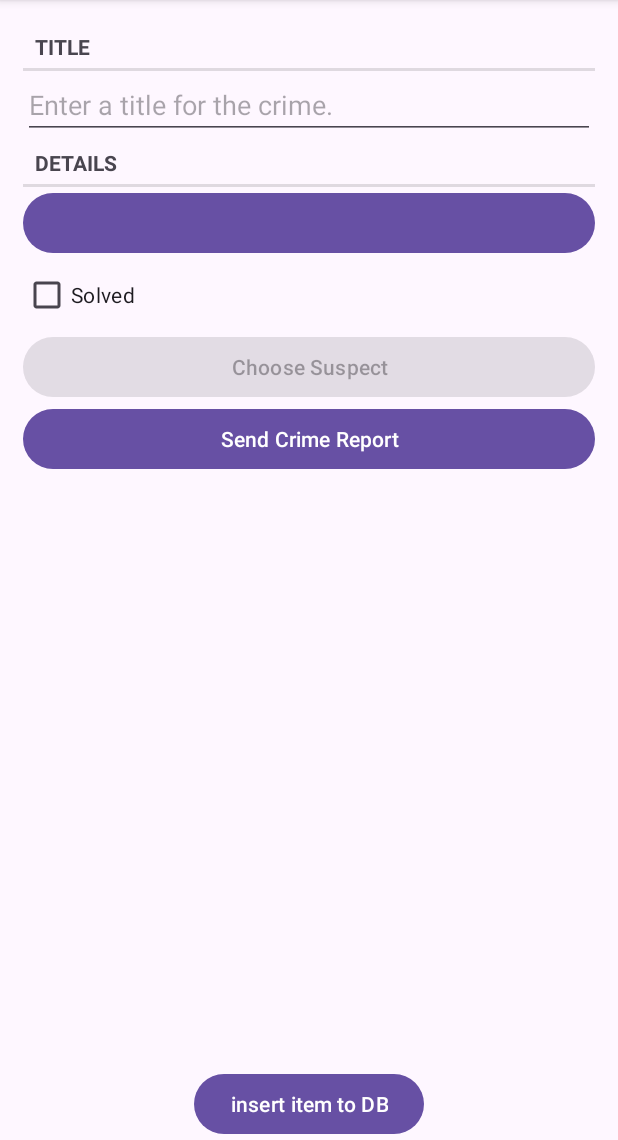
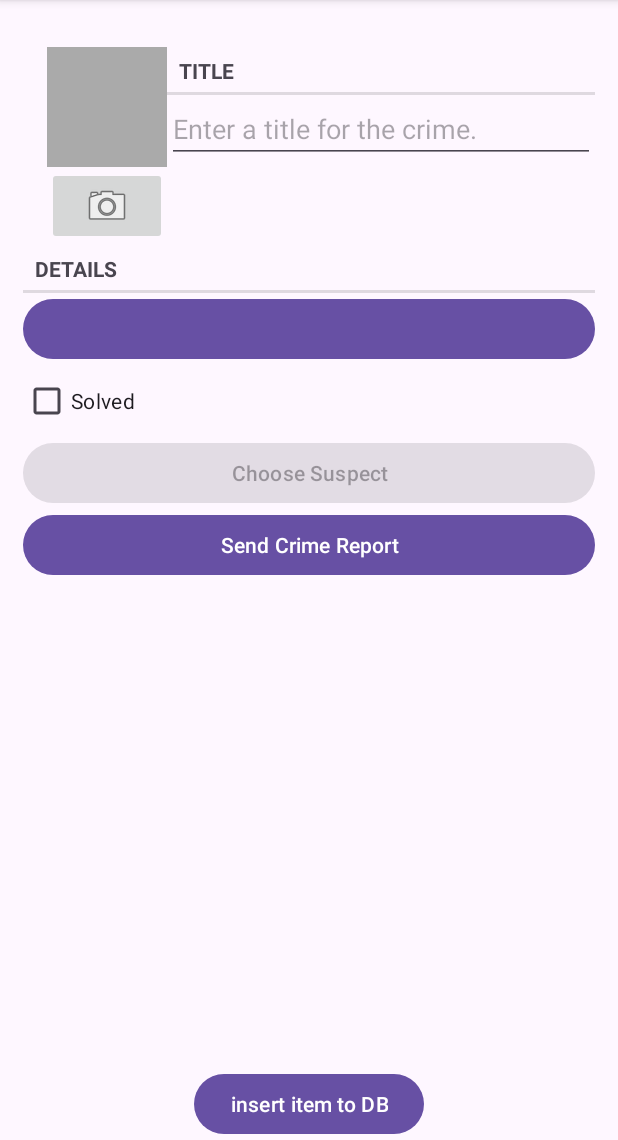
Before and after one commit to Herbert77/AndroidProgrammingGuide_SampleCode, an Android app: the screen it shows after launch (MainActivity), after a tap on "Add New Crime", on a phone screen of 412 x 824 dp, the part 96-1236 px from its top. Run offline under Robolectric (Android 15) with nearby library versions, the phone set to English and light mode, and no system bars; our stand-ins replace Room's generated code; 1 statement that could not run was skipped.

Commit message:
Chapter 16 源码示例提交。
1、调用相机，文件系统；

2、图片文件显示时，转为 Bitmap；

3、使用 <uses-feature> 标签，在 Manifest 中声明应用使用到的硬件。

```diff
--- a/02/app/src/main/java/com/example/criminalintent/Crime.kt
+++ b/02/app/src/main/java/com/example/criminalintent/Crime.kt
@@ -13,4 +13,7 @@ data class Crime(
     var isSolved: Boolean = false,
     var suspect: String = ""
 //    var requiresPolice: Boolean = false
-)
+) {
+    val photoFileName
+        get() = "IMG_$id.jpg"
+}
--- a/02/app/src/main/java/com/example/criminalintent/CrimeDetailViewModel.kt
+++ b/02/app/src/main/java/com/example/criminalintent/CrimeDetailViewModel.kt
@@ -5,6 +5,7 @@ import androidx.lifecycle.MutableLiveData
 import androidx.lifecycle.Transformations
 import androidx.lifecycle.ViewModel
 import com.example.criminalintent.database.CrimeRepository
+import java.io.File
 import java.util.UUID
 
 class CrimeDetailViewModel() : ViewModel() {
@@ -23,4 +24,8 @@ class CrimeDetailViewModel() : ViewModel() {
     fun saveCrime(crime: Crime) {
         crimeRepository.updateCrime(crime)
     }
+
+    fun getPhotoFile(crime: Crime): File {
+        return crimeRepository.getPhotoFile(crime)
+    }
 }
--- a/02/app/src/main/java/com/example/criminalintent/CrimeFragment.kt
+++ b/02/app/src/main/java/com/example/criminalintent/CrimeFragment.kt
@@ -4,9 +4,11 @@ import android.app.Activity
 import android.content.Intent
 import android.content.pm.PackageManager
 import android.content.pm.ResolveInfo
+import android.media.Image
 import android.net.Uri
 import android.os.Bundle
 import android.provider.ContactsContract
+import android.provider.MediaStore
 import android.text.Editable
 import android.text.TextWatcher
 import android.text.format.DateFormat
@@ -18,12 +20,16 @@ import android.widget.ActionMenuView
 import android.widget.Button
 import android.widget.CheckBox
 import android.widget.EditText
+import android.widget.ImageButton
+import android.widget.ImageView
+import androidx.core.content.FileProvider
 import androidx.core.widget.addTextChangedListener
 import androidx.fragment.app.Fragment
 import androidx.lifecycle.Observer
 import androidx.lifecycle.ViewModelProvider
 import com.example.criminalintent.fragment.DatePickerFragment
 import org.w3c.dom.Text
+import java.io.File
 import java.util.Date
 import java.util.UUID
 
@@ -32,6 +38,7 @@ private const val ARG_CRIME_ID = "crime_id"
 private const val DIALOG_DATE = "DialogDate"
 private const val REQUEST_DATE = 0
 private const val REQUEST_CONTACT = 1
+private const val REQUEST_PHOTO = 2
 private const val DATE_FORMAT = "EEE, MMM, dd"
 
 class CrimeFragment : Fragment(), DatePickerFragment.Callbacks {
@@ -42,6 +49,10 @@ class CrimeFragment : Fragment(), DatePickerFragment.Callbacks {
     private lateinit var solvedCheckBox: CheckBox
     private lateinit var reportButton: Button
     private lateinit var suspectButton: Button
+    private lateinit var photoButton: ImageButton
+    private lateinit var photoView: ImageView
+    private lateinit var photoFile: File
+    private lateinit var photoUri: Uri
 
     private val pickContactIntent = Intent(Intent.ACTION_PICK, ContactsContract.Contacts.CONTENT_URI)
 
@@ -69,6 +80,8 @@ class CrimeFragment : Fragment(), DatePickerFragment.Callbacks {
         findSolvedCheckBoxInView(view)
         findReportButtonInView(view)
         findSuspectButtonInView(view)
+        findPhotoButtonInView(view)
+        findPhotoViewInView(view)
 
         configDateButton()
         return view
@@ -79,6 +92,9 @@ class CrimeFragment : Fragment(), DatePickerFragment.Callbacks {
         crimeDetailViewModel.crimeLiveData.observe(viewLifecycleOwner, Observer { crime ->
             crime?.let {
                 this.crime = crime
+                photoFile = crimeDetailViewModel.getPhotoFile(crime)
+                photoUri = FileProvider.getUriForFile(requireActivity(), "com.example.criminalintent.fileprovider",
+                    photoFile)
                 updateUI()
             }
         })
@@ -87,6 +103,11 @@ class CrimeFragment : Fragment(), DatePickerFragment.Callbacks {
     override fun onStop() {
         super.onStop()
         crimeDetailViewModel.saveCrime(crime)
+    }
+
+    override fun onDetach() {
+        super.onDetach()
+        requireActivity().revokeUriPermission(photoUri, Intent.FLAG_GRANT_WRITE_URI_PERMISSION)
     }
 
     private fun findTitleFieldInView(view: View) {
@@ -109,6 +130,12 @@ class CrimeFragment : Fragment(), DatePickerFragment.Callbacks {
         suspectButton = view.findViewById(R.id.crime_suspect) as Button
     }
 
+    private fun findPhotoButtonInView(view: View) {
+        photoButton = view.findViewById(R.id.crime_camera) as ImageButton
+    }
+    private fun findPhotoViewInView(view: View) {
+        photoView = view.findViewById(R.id.crime_photo) as ImageView
+    }
     private fun configDateButton() {
 //        dateButton.apply {
 //            text = crime.date.toString()
@@ -123,6 +150,7 @@ class CrimeFragment : Fragment(), DatePickerFragment.Callbacks {
         setOnClickListenerForDateButton()
         setOnClickListenerForReportButton()
         setOnClickListenerForSuspectButton()
+        setOnClickListenerForPhotoButton()
 
         checkIfThereIsAnActivityThatCanRespondToSpecificTask()
     }
@@ -146,6 +174,16 @@ class CrimeFragment : Fragment(), DatePickerFragment.Callbacks {
         }
         if (crime.suspect.isNotEmpty()) {
             suspectButton.text = crime.suspect
+        }
+        updatePhotoView()
+    }
+
+    private fun updatePhotoView() {
+        if (photoFile.exists()) {
+            val bitmap = getScaledBitmap(photoFile.path, requireActivity())
+            photoView.setImageBitmap(bitmap)
+        } else {
+            photoView.setImageDrawable(null)
         }
     }
 
@@ -175,6 +213,11 @@ class CrimeFragment : Fragment(), DatePickerFragment.Callbacks {
                     crimeDetailViewModel.saveCrime(crime)
                     suspectButton.text = suspect
                 }
+            }
+
+            requestCode == REQUEST_PHOTO -> {
+                requireActivity().revokeUriPermission(photoUri, Intent.FLAG_GRANT_WRITE_URI_PERMISSION)
+                updatePhotoView()
             }
         }
     }
@@ -249,6 +292,36 @@ class CrimeFragment : Fragment(), DatePickerFragment.Callbacks {
         }
     }
 
+    private fun setOnClickListenerForPhotoButton() {
+        photoButton.apply {
+            val packageManager: PackageManager = requireActivity().packageManager
+
+            val captureImage = Intent(MediaStore.ACTION_IMAGE_CAPTURE)
+            val resolvedActivity: ResolveInfo? =
+                packageManager.resolveActivity(captureImage, PackageManager.MATCH_DEFAULT_ONLY)
+            if (resolvedActivity == null) {
+                isEnabled = false
+            }
+
+            setOnClickListener {
+                captureImage.putExtra(MediaStore.EXTRA_OUTPUT, photoUri)
+
+                val cameraActivities: List<ResolveInfo> =
+                    packageManager.queryIntentActivities(captureImage, PackageManager.MATCH_DEFAULT_ONLY)
+
+                for (cameraActivity in cameraActivities) {
+                    requireActivity().grantUriPermission(
+                        cameraActivity.activityInfo.packageName,
+                        photoUri,
+                        Intent.FLAG_GRANT_WRITE_URI_PERMISSION
+                    )
+
+                    startActivityForResult(captureImage, REQUEST_PHOTO)
+                }
+            }
+        }
+    }
+
     companion object {
         fun newInstance(crimeId: UUID): CrimeFragment {
             val args = Bundle().apply {
--- a/02/app/src/main/java/com/example/criminalintent/database/CrimeRepository.kt
+++ b/02/app/src/main/java/com/example/criminalintent/database/CrimeRepository.kt
@@ -4,6 +4,7 @@ import android.content.Context
 import androidx.lifecycle.LiveData
 import androidx.room.Room
 import com.example.criminalintent.Crime
+import java.io.File
 import java.lang.IllegalStateException
 import java.util.UUID
 import java.util.concurrent.Executor
@@ -22,6 +23,7 @@ class CrimeRepository private constructor(context: Context) {
 
     private val crimeDao = database.crimeDao()
     private val executor = Executors.newSingleThreadExecutor()
+    private val filesDir = context.applicationContext.filesDir
 
     fun getCrimes(): LiveData<List<Crime>> = crimeDao.getCrimes()
 
@@ -44,6 +46,8 @@ class CrimeRepository private constructor(context: Context) {
         }
     }
 
+    fun getPhotoFile(crime: Crime): File = File(filesDir, crime.photoFileName)
+
     companion object {
         private var INSTANCE: CrimeRepository? = null
 
--- a/02/app/src/main/res/layout/fragment_crime.xml
+++ b/02/app/src/main/res/layout/fragment_crime.xml
@@ -1,10 +1,43 @@
 <?xml version="1.0" encoding="utf-8"?>
 <LinearLayout xmlns:android="http://schemas.android.com/apk/res/android"
     xmlns:tools="http://schemas.android.com/tools"
-    android:orientation="vertical"
     android:layout_width="match_parent"
     android:layout_height="match_parent"
-    android:layout_margin="15dp" >
+    android:layout_margin="15dp"
+    android:orientation="vertical">
+
+    <LinearLayout
+        android:layout_width="match_parent"
+        android:layout_height="wrap_content"
+        android:layout_marginStart="16dp"
+        android:layout_marginTop="16dp"
+        android:orientation="horizontal">
+
+        <LinearLayout
+            android:layout_width="wrap_content"
+            android:layout_height="wrap_content"
+            android:orientation="vertical">
+
+            <ImageView
+                android:id="@+id/crime_photo"
+                android:layout_width="80dp"
+                android:layout_height="80dp"
+                android:background="@android:color/darker_gray"
+                android:cropToPadding="true"
+                android:scaleType="centerInside" />
+
+            <ImageButton
+                android:id="@+id/crime_camera"
+                android:layout_width="match_parent"
+                android:layout_height="wrap_content"
+                android:src="@android:drawable/ic_menu_camera" />
+        </LinearLayout>
+
+        <LinearLayout
+            android:layout_width="0dp"
+            android:layout_height="wrap_content"
+            android:layout_weight="1"
+            android:orientation="vertical">
 
             <TextView
                 style="?android:listSeparatorTextViewStyle"
@@ -17,6 +50,9 @@
                 android:layout_width="match_parent"
                 android:layout_height="wrap_content"
                 android:hint="@string/crime_title_hint" />
+        </LinearLayout>
+
+    </LinearLayout>
 
     <TextView
         style="?android:listSeparatorTextViewStyle"
```
Also changed, not shown: 02/app/src/main/AndroidManifest.xml (+31 -0 lines), 02/app/src/main/java/com/example/criminalintent/PictureUtils.kt (added, +42 -0 lines), 02/app/src/main/res/xml/files.xml (added, +8 -0 lines). Lines whose indentation alone changed are shown as unchanged.
